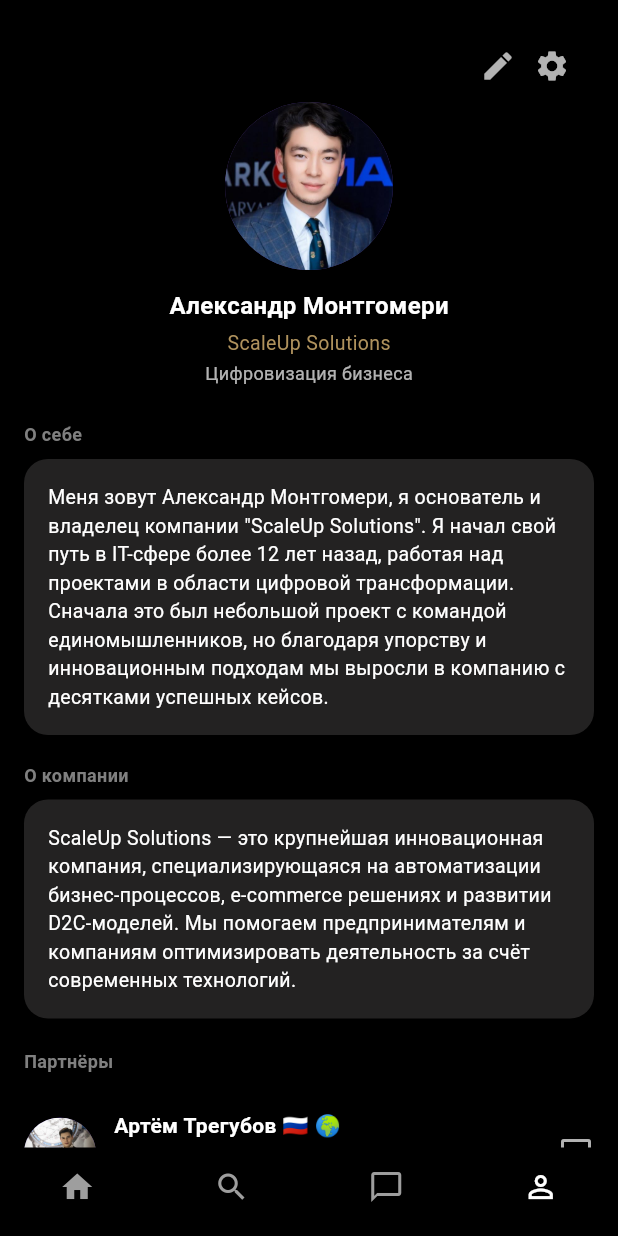
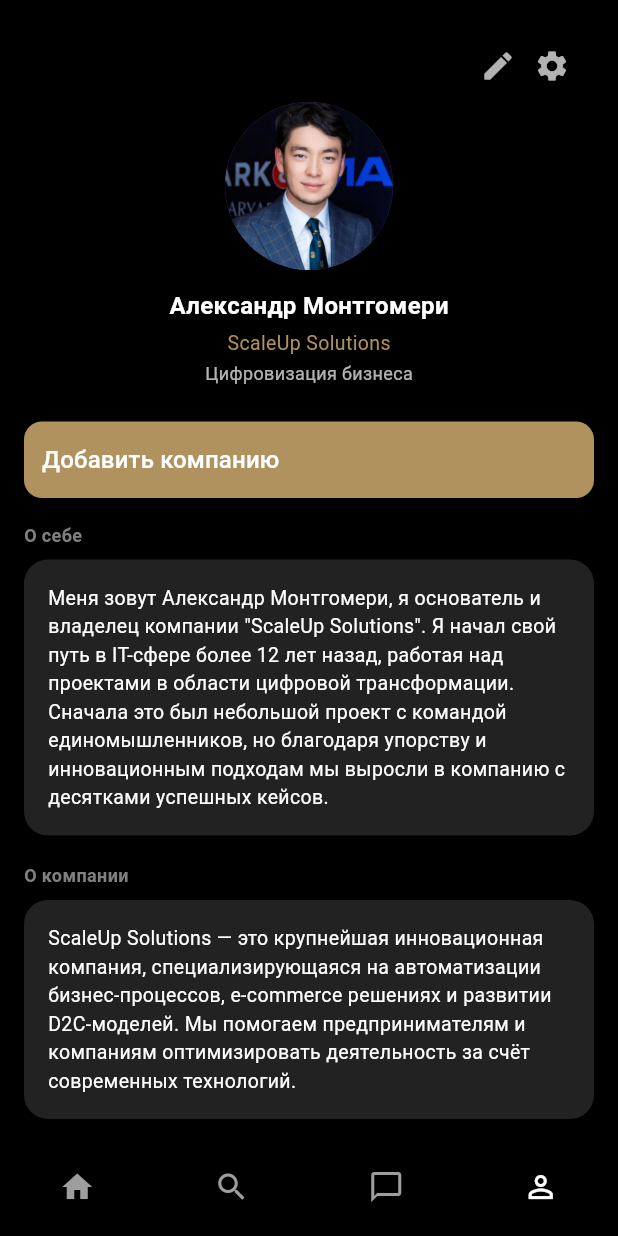
Before and after one commit to zelshenhab/flutter_founders, a Flutter app: the screen it shows after launch, item 4 of the bottom bar chosen, on a phone screen of 412 x 824 dp. Run offline on Flutter 3.47's test engine with Material 3 defaults, Android fonts, the phone set to English and light mode, and no system bars; our stand-ins replace country_picker, equatable, file_picker, firebase_auth, firebase_core, flutter_bloc and 2 more; missing offline and left inert: flutter_pdfview; accounts and stored records are empty; network calls fail.

Commit message:
edit profile screen part 3

```diff
--- a/lib/presentation/profile/models/profile_model.dart
+++ b/lib/presentation/profile/models/profile_model.dart
@@ -1,4 +1,3 @@
-// lib/presentation/profile/models/profile_model.dart
 class ProfileModel {
   final String name;
   final String company;
--- a/lib/presentation/profile/profile_screen.dart
+++ b/lib/presentation/profile/profile_screen.dart
@@ -54,6 +54,40 @@ class ProfileScreen extends StatelessWidget {
                 child: ProfileHeader(),
               ),
               const SizedBox(height: 24),
+
+              Padding(
+                padding: const EdgeInsets.symmetric(horizontal: 16),
+                child: SizedBox(
+                  width: double.infinity,
+                  child: ElevatedButton(
+                    style: ElevatedButton.styleFrom(
+                      backgroundColor: const Color(0xFFAF925D),
+                      padding: const EdgeInsets.symmetric(vertical: 14),
+                      shape: RoundedRectangleBorder(
+                        borderRadius: BorderRadius.circular(12),
+                      ),
+                    ),
+                    onPressed: () {
+                      // TODO: show bottom sheet to add company
+                    },
+                    child: Align(
+                      alignment: Alignment.centerLeft,
+                      child: Padding(
+                        padding: const EdgeInsets.only(left: 12),
+                        child: Text(
+                          'Добавить компанию',
+                          style: GoogleFonts.inriaSans(
+                            fontSize: 16,
+                            fontWeight: FontWeight.w500,
+                            color: Colors.white,
+                          ),
+                        ),
+                      ),
+                    ),
+                  ),
+                ),
+              ),
+              const SizedBox(height: 16),
 
               // "О себе"
               Padding(
--- a/lib/presentation/profile/widgets/profile_header.dart
+++ b/lib/presentation/profile/widgets/profile_header.dart
@@ -9,6 +9,7 @@ class ProfileHeader extends StatelessWidget {
   Widget build(BuildContext context) {
     return Column(
       children: [
+        // ✅ صف الأيقونات في أعلى يمين الشاشة
         Padding(
           padding: const EdgeInsets.only(right: 16, top: 8),
           child: Row(
```
